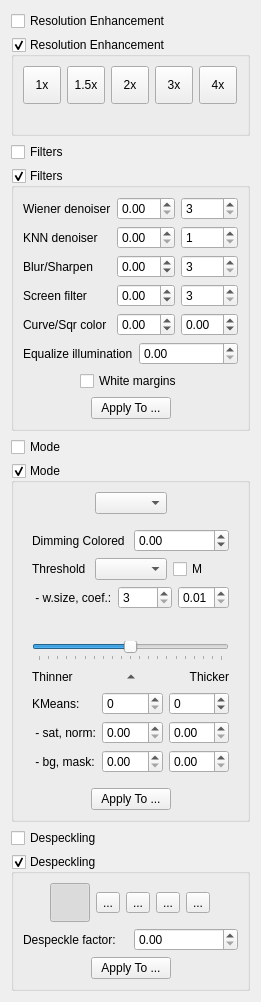
Qt form src/filters/output/ui/OutputOptionsWidget.ui (ImageProcessing-ElectronicPublications/scantailor-experimental) before a commit.
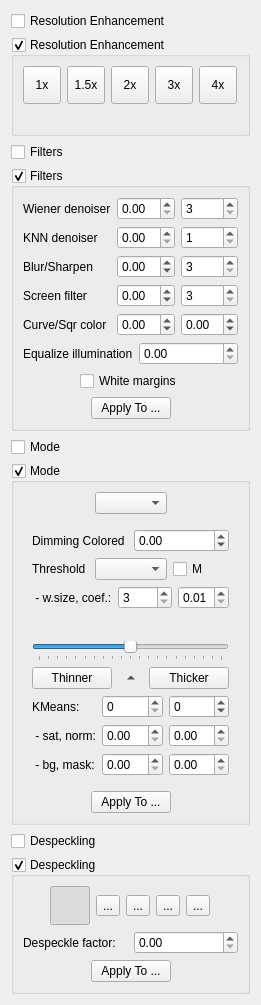
The same form after that commit. Icons and pictures are not drawn.

Commit message: Replace links by buttons to support dark themes

```diff
--- a/src/filters/output/ui/OutputOptionsWidget.ui
+++ b/src/filters/output/ui/OutputOptionsWidget.ui
@@ -741,12 +741,31 @@
             <number>0</number>
            </property>
            <item>
-            <widget class="QLabel" name="lighterThresholdLink">
+            <widget class="QPushButton" name="lighterThresholdButton">
+             <property name="sizePolicy">
+              <sizepolicy hsizetype="Fixed" vsizetype="Fixed">
+               <horstretch>0</horstretch>
+               <verstretch>0</verstretch>
+              </sizepolicy>
+             </property>
              <property name="text">
               <string>Thinner</string>
              </property>
             </widget>
            </item>
+           <item>
+            <spacer name="horizontalSpacer_5">
+             <property name="orientation">
+              <enum>Qt::Horizontal</enum>
+             </property>
+             <property name="sizeHint" stdset="0">
+              <size>
+               <width>0</width>
+               <height>0</height>
+              </size>
+             </property>
+            </spacer>
+           </item>
            <item>
             <widget class="QToolButton" name="neutralThresholdBtn">
              <property name="cursor">
@@ -773,13 +792,29 @@
             </widget>
            </item>
            <item>
-            <widget class="QLabel" name="darkerThresholdLink">
+            <spacer name="horizontalSpacer_6">
+             <property name="orientation">
+              <enum>Qt::Horizontal</enum>
+             </property>
+             <property name="sizeHint" stdset="0">
+              <size>
+               <width>0</width>
+               <height>0</height>
+              </size>
+             </property>
+            </spacer>
+           </item>
+           <item>
+            <widget class="QPushButton" name="darkerThresholdButton">
+             <property name="sizePolicy">
+              <sizepolicy hsizetype="Fixed" vsizetype="Fixed">
+               <horstretch>0</horstretch>
+               <verstretch>0</verstretch>
+              </sizepolicy>
+             </property>
              <property name="text">
               <string>Thicker</string>
              </property>
-             <property name="alignment">
-              <set>Qt::AlignRight|Qt::AlignTrailing|Qt::AlignVCenter</set>
-             </property>
             </widget>
            </item>
           </layout>
```
The commit also changes 4 other files.
